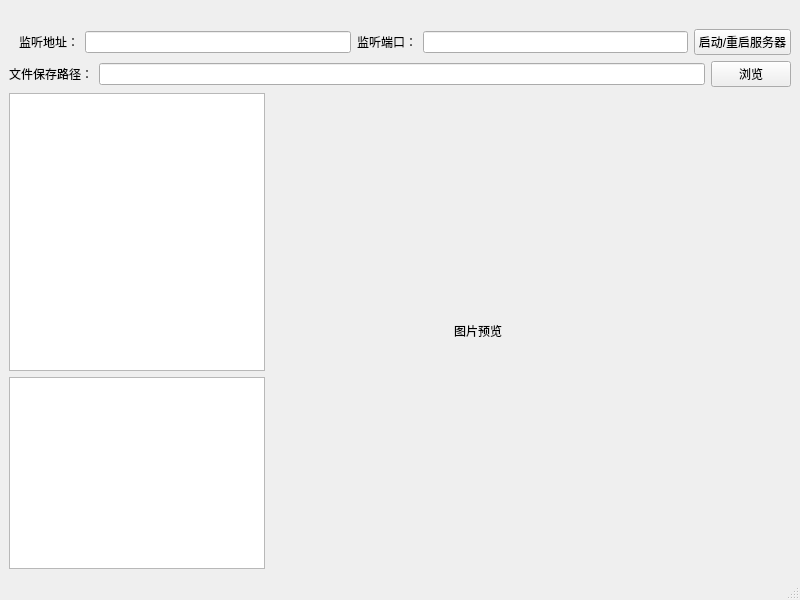
The window that mainwindow.ui (shy-sgsg/TcpServer) describes before a commit, drawn with Qt 5.
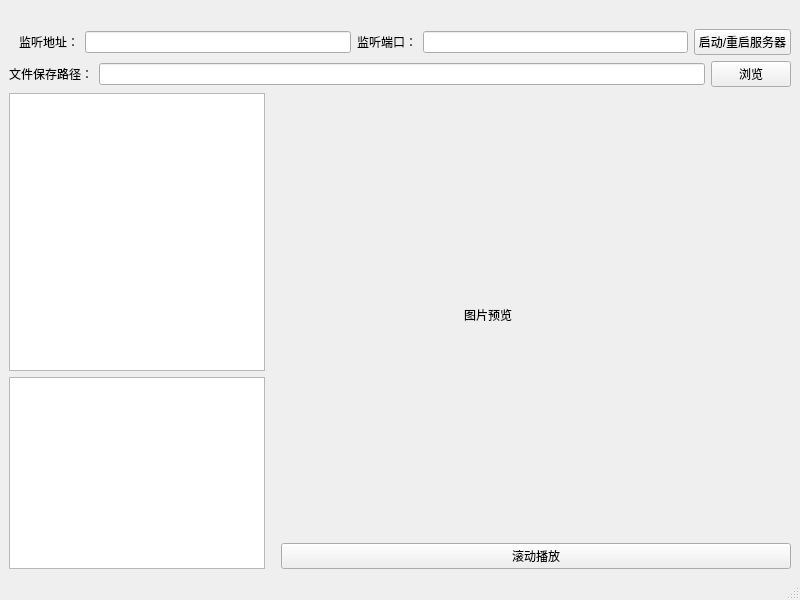
The same window after the commit. Custom widgets are drawn as their Qt base class.

Commit message: 实现滚动播放

```diff
--- a/mainwindow.ui
+++ b/mainwindow.ui
@@ -108,6 +108,11 @@
          </layout>
         </item>
         <item>
+         <layout class="QVBoxLayout" name="verticalLayout_3">
+          <property name="leftMargin">
+           <number>10</number>
+          </property>
+          <item>
          <widget class="ImagePreviewLabel" name="imagePreviewLabel">
           <property name="sizePolicy">
            <sizepolicy hsizetype="Expanding" vsizetype="Preferred">
@@ -119,6 +124,15 @@
            <string>                                                       图片预览</string>
           </property>
          </widget>
+          </item>
+          <item>
+           <widget class="QPushButton" name="openScrollWindow">
+            <property name="text">
+             <string>滚动播放</string>
+            </property>
+           </widget>
+          </item>
+         </layout>
         </item>
        </layout>
       </item>
```
Lines whose indentation alone changed are shown as unchanged. The commit also changes 5 other files.
